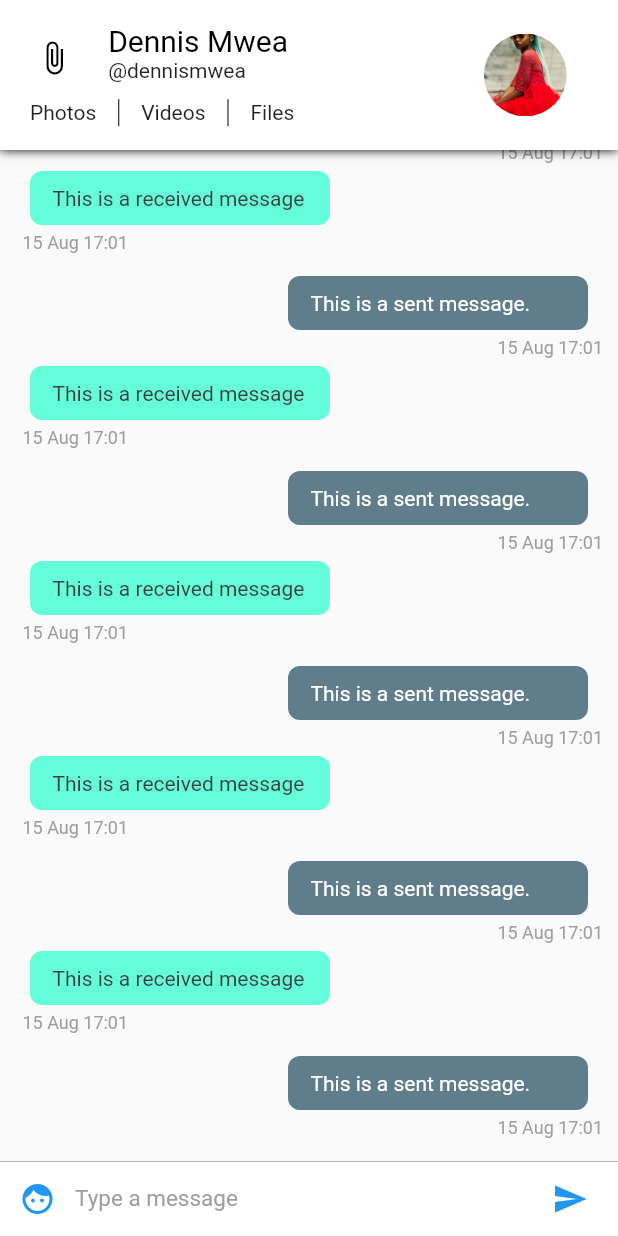
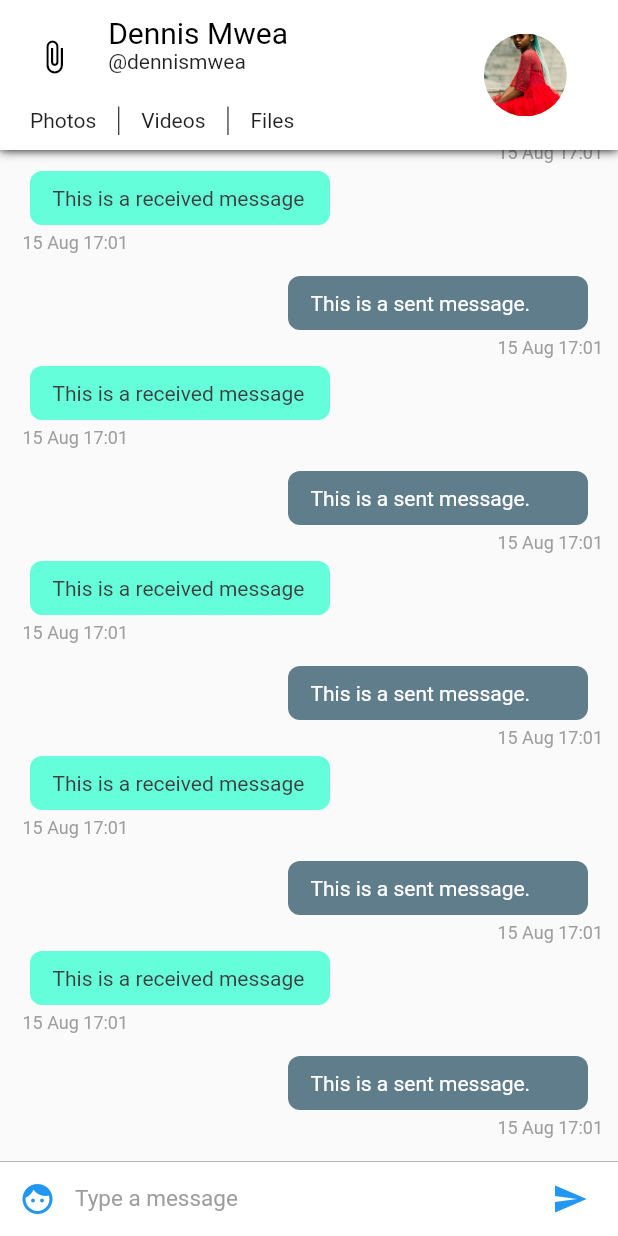
Before and after one commit to Dennis-Mwea/Messio, a Flutter app: the screen it shows after launch, on a phone screen of 412 x 824 dp. Run offline on Flutter 3.47's test engine with Material 2 defaults, Android fonts, the phone set to English and light mode, and no system bars.

```diff
--- a/lib/pages/ConversationPage.dart
+++ b/lib/pages/ConversationPage.dart
@@ -6,6 +6,8 @@ import 'package:messio/widgets/InputWidget.dart';
 class ConversationPage extends StatefulWidget {
   @override
   _ConversationPageState createState() => _ConversationPageState();
+
+  const ConversationPage();
 }
 
 class _ConversationPageState extends State<ConversationPage> {
--- a/lib/pages/ConversationPageList.dart
+++ b/lib/pages/ConversationPageList.dart
@@ -4,6 +4,8 @@ import 'package:messio/pages/ConversationPage.dart';
 class ConversationPageList extends StatefulWidget {
   @override
   _ConversationPageListState createState() => _ConversationPageListState();
+
+  const ConversationPageList();
 }
 
 class _ConversationPageListState extends State<ConversationPageList> {
--- a/lib/widgets/ChatAppBar.dart
+++ b/lib/widgets/ChatAppBar.dart
@@ -4,6 +4,8 @@ import 'package:messio/config/Palette.dart';
 
 class ChatAppBar extends StatelessWidget implements PreferredSizeWidget {
   final double height = 100;
+
+  const ChatAppBar();
 
   @override
   Widget build(BuildContext context) {
@@ -19,10 +21,14 @@ class ChatAppBar extends StatelessWidget implements PreferredSizeWidget {
       child: Container(
         decoration: BoxDecoration(
           boxShadow: [
-            BoxShadow(color: Colors.black, blurRadius: 5.0),
+            BoxShadow(
+              color: Colors.black,
+              blurRadius: 5.0,
+            ),
           ],
         ),
         child: Container(
+          padding: EdgeInsets.only(top: 10.0, bottom: 10.0),
           color: Palette.primaryBackgroundColor,
           child: Row(
             children: <Widget>[
@@ -32,17 +38,21 @@ class ChatAppBar extends StatelessWidget implements PreferredSizeWidget {
                   child: Column(
                     mainAxisSize: MainAxisSize.min,
                     children: <Widget>[
-                      Container(
-                        height: 70 - (width * .06),
+                      Expanded(
+                        flex: 7,
+                        child: Container(
                           child: Row(
                             crossAxisAlignment: CrossAxisAlignment.start,
                             children: <Widget>[
                               Expanded(
                                 flex: 2,
                                 child: Center(
-                                child: Icon(
+                                  child: IconButton(
+                                    icon: Icon(
                                       Icons.attach_file,
                                       color: Palette.secondaryColor,
+                                    ),
+                                    onPressed: () => {},
                                   ),
                                 ),
                               ),
@@ -69,9 +79,10 @@ class ChatAppBar extends StatelessWidget implements PreferredSizeWidget {
                             ],
                           ),
                         ),
-
-                      Container(
-                        height: 23.0,
+                      ),
+                      Expanded(
+                        flex: 3,
+                        child: Container(
                           padding: EdgeInsets.fromLTRB(20.0, 5.0, 5.0, 0.0),
                           child: Row(
                             mainAxisAlignment: MainAxisAlignment.start,
@@ -100,11 +111,11 @@ class ChatAppBar extends StatelessWidget implements PreferredSizeWidget {
                             ],
                           ),
                         ),
+                      ),
                     ],
                   ),
                 ),
               ),
-
               Expanded(
                 flex: 3,
                 child: Container(
--- a/lib/widgets/ChatItemWidget.dart
+++ b/lib/widgets/ChatItemWidget.dart
@@ -3,9 +3,9 @@ import 'package:intl/intl.dart';
 import 'package:messio/config/Palette.dart';
 
 class ChatItemWidget extends StatelessWidget {
-  var index;
+  final int index;
 
-  ChatItemWidget(this.index);
+  const ChatItemWidget(this.index);
 
   @override
   Widget build(BuildContext context) {
--- a/lib/widgets/InputWidget.dart
+++ b/lib/widgets/InputWidget.dart
@@ -3,6 +3,7 @@ import 'package:messio/config/Palette.dart';
 
 class InputWidget extends StatelessWidget {
   final TextEditingController textEditingController = TextEditingController();
+  InputWidget();
 
   @override
   Widget build(BuildContext context) {
```
Also changed, not shown: 8 other files. Lines whose indentation alone changed are shown as unchanged.
